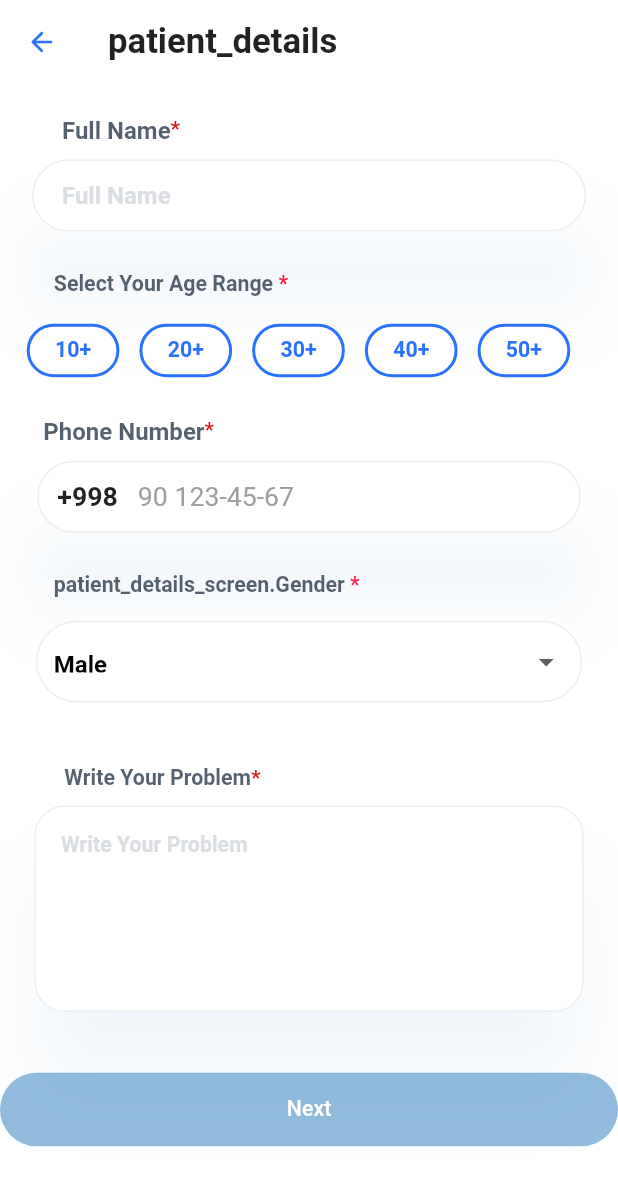
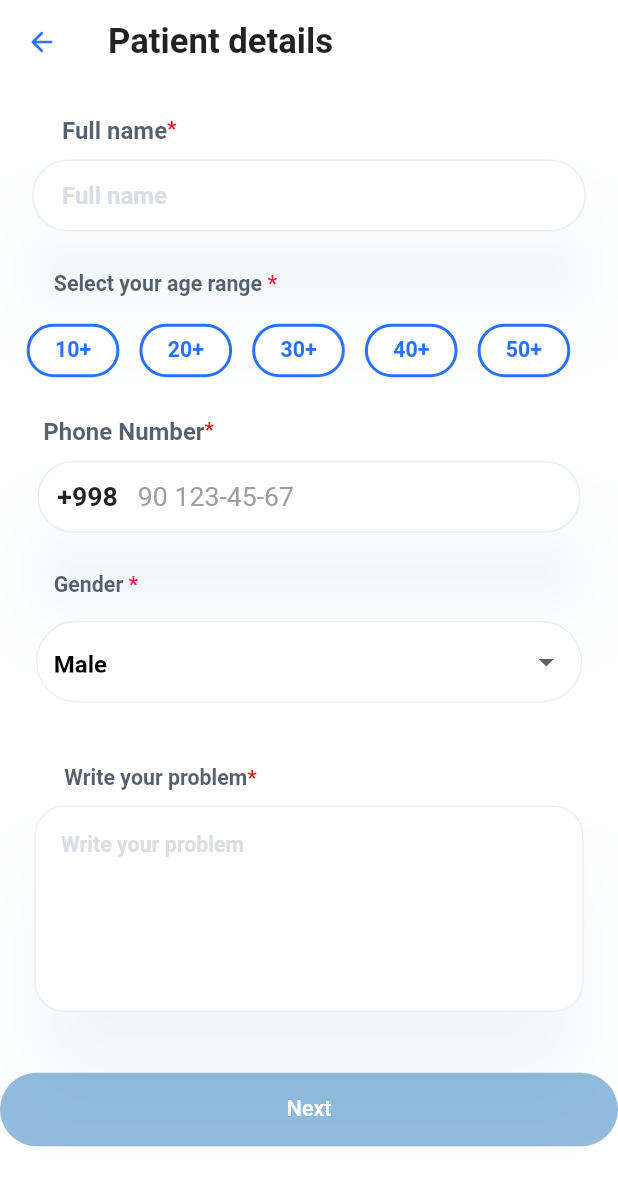
Before and after one commit to Ibrokihimbek/doctor, a Flutter app: the BookingPatientDetails screen opened by its route, on a phone screen of 412 x 824 dp. Shown: the top 1186 px of the screen. Run offline on Flutter 3.47's test engine with Material 2 defaults, Android fonts, the light colour scheme and no system bars; our stand-ins replace adaptive_theme, bloc, cloud_firestore, connectivity_plus, dio, easy_localization and 18 more; missing offline and left inert: animated_snack_bar; accounts and stored records are empty; network calls fail; Roboto replaces fonts that are missing (SourceSansPro); statements that could not run were skipped.

Commit message:
all task done finish

```diff
--- a/lib/ui/book_appointment/sub_screens/patient_details/booking_patient_details.dart
+++ b/lib/ui/book_appointment/sub_screens/patient_details/booking_patient_details.dart
@@ -67,7 +67,7 @@ class _BookingPatientDetailsState extends State<BookingPatientDetails> {
     ];
     return Scaffold(
       appBar: CustomAppBar(
-        title: "patient_details".tr(),
+        title: "Patient details",
         widget: const SizedBox(),
       ),
       body: SingleChildScrollView(
@@ -89,7 +89,7 @@ class _BookingPatientDetailsState extends State<BookingPatientDetails> {
                         Padding(
                           padding: const EdgeInsets.only(right: 14, left: 14).r,
                           child: MyTextField(
-                            text: "full_name",
+                            text: "Full name",
                             onChanged: ((val) {}),
                             controller: _fullNameController,
                             validator: ((val) {
@@ -107,7 +107,7 @@ class _BookingPatientDetailsState extends State<BookingPatientDetails> {
                         SizedBox(
                           height: 30.h,
                         ),
-                        fieldsName("select_your_age_range"),
+                        fieldsName("Select your age range"),
                         SizedBox(
                           height: 60.h,
                           width: MediaQuery.of(context).size.width,
@@ -157,7 +157,7 @@ class _BookingPatientDetailsState extends State<BookingPatientDetails> {
                         Padding(
                           padding: const EdgeInsets.only(right: 14, left: 14),
                           child: ProblemTextField(
-                            text: "write_your_problem",
+                            text: "Write your problem",
                             onChanged: ((val) {}),
                             controller: _problemController,
                             validator: ((val) {
@@ -205,9 +205,7 @@ class _BookingPatientDetailsState extends State<BookingPatientDetails> {
                     SuccessDialog(
                         context: context,
                         imagePath: AppIcons.message,
-                        desc: "Your appointment booking successfully  \n    "
-                            "   completed. Dr. Jenny Wilson will    \n               "
-                            "       Message you soon.");
+                        desc: "Your appointment booking successfully completed. Dr. Jenny Wilson will Message you soon.");
                   }),
                   isSmall: false,
                 ),
@@ -273,7 +271,7 @@ class _BookingPatientDetailsState extends State<BookingPatientDetails> {
           width: 28.w,
         ),
         Text(
-          tr('patient_details_screen.$text'),
+          tr('$text'),
           style: MyTextStyle.sfProSemiBold.copyWith(
               color: MyColors.neutral1.withOpacity(0.8), fontSize: 16.sp),
         ),
--- a/lib/ui/book_appointment/sub_screens/patient_details/widgets/problem_textfield.dart
+++ b/lib/ui/book_appointment/sub_screens/patient_details/widgets/problem_textfield.dart
@@ -36,7 +36,7 @@ class ProblemTextField extends StatelessWidget {
           crossAxisAlignment: CrossAxisAlignment.start,
           children: [
             const SizedBox(width: 20),
-            Text(tr('patient_details_screen.$text'),
+            Text(tr('$text'),
                 style: MyTextStyle.sfProSemiBold.copyWith(
                     color: MyColors.neutral1.withOpacity(0.8),
                     fontSize: 16.sp)),
@@ -65,7 +65,7 @@ class ProblemTextField extends StatelessWidget {
             validator: validator,
             controller: controller,
             decoration: InputDecoration(
-              hintText: tr('patient_details_screen.$text'),
+              hintText: tr('$text'),
               contentPadding: const EdgeInsets.only(left: 20, top: 40).r,
               hintStyle: MyTextStyle.sfProSemiBold
                   .copyWith(color: MyColors.neutral7, fontSize: 16.sp),
--- a/lib/ui/book_appointment/sub_screens/payment/widgets/success_booking_dialog.dart
+++ b/lib/ui/book_appointment/sub_screens/payment/widgets/success_booking_dialog.dart
@@ -30,14 +30,14 @@ void SuccessDialog(
                   height: 20.h,
                 ),
                 Text(
-                  tr('patient_details_screen.successfull',),
+                  'Successfull',
                   style: MyTextStyle.sfProSemiBold
                       .copyWith(color: MyColors.primary, fontSize: 29.sp),
                 ),
                 SizedBox(
                   height: 8.h,
                 ),
-                Text(tr(desc)),
+                Text(desc,textAlign: TextAlign.center,),
                 SizedBox(
                   height: 24.h,
                 ),
--- a/lib/ui/doctors_search/widgets/category_item.dart
+++ b/lib/ui/doctors_search/widgets/category_item.dart
@@ -28,7 +28,7 @@ class _CategoryItemState extends State<CategoryItem> {
         if (state is SpecialitySuccess) {
           List titles = state.specialistModel.map((e) => e.id).toList();
           List titlesName = state.specialistModel.map((e) => e.title).toList();
-          titles.insert(0, "Barchasi");
+          titlesName.insert(0, "Barchasi");
           return SizedBox(
             height: 36.h,
             child: ListView.separated(
@@ -45,7 +45,7 @@ class _CategoryItemState extends State<CategoryItem> {
                   onTap: () {
                     currentTab = titles[index];
 
-                    if (titles[index] == "Barchasi") {
+                    if (titlesName[index] == "Barchasi") {
                       context.read<DoctorsSearchCubit>().fetchDoctorsInfo();
                     } else {
                       context
--- a/lib/ui/tab_box/home/home_screen.dart
+++ b/lib/ui/tab_box/home/home_screen.dart
@@ -52,7 +52,7 @@ class HomeScreen extends StatelessWidget {
                       color: Colors.grey[100]),
                   child: Row(
                     children: [
-                      Text("qidirish"),
+                    const  Text("search",style: TextStyle(color: Colors.grey),),
                       const Spacer(),
                       Icon(
                         Icons.search,
@@ -69,7 +69,7 @@ class HomeScreen extends StatelessWidget {
               child: Row(
                 children: [
                   Text(
-                    'Kategoriyalar',
+                    'All categories',
                     style: MyTextStyle.sfProSemiBold
                         .copyWith(fontSize: 20.sp, fontWeight: FontWeight.w500),
                   ),
--- a/lib/ui/widgets/text_field.dart
+++ b/lib/ui/widgets/text_field.dart
@@ -35,7 +35,7 @@ class MyTextField extends StatelessWidget {
           crossAxisAlignment: CrossAxisAlignment.start,
           children: [
             const SizedBox(width: 20),
-            Text(tr('patient_details_screen.$text'),
+            Text(tr('$text'),
                 style: MyTextStyle.sfProSemiBold.copyWith(
                     color: MyColors.neutral1.withOpacity(0.8), fontSize: 16),),
             Text("*",
@@ -63,7 +63,7 @@ class MyTextField extends StatelessWidget {
             controller: controller,
             keyboardType: textInputType,
             decoration: InputDecoration(
-              hintText: tr('patient_details_screen.$text'),
+              hintText: tr('$text'),
               contentPadding: const EdgeInsets.only(left: 20),
               hintStyle: MyTextStyle.sfProSemiBold
                   .copyWith(color: MyColors.neutral7, fontSize: 16),
--- a/pubspec.yaml
+++ b/pubspec.yaml
@@ -12,6 +12,7 @@ environment:
 
 
 dependencies:
+  expandable_page_view: ^1.0.17
   adaptive_theme: ^3.1.1
   sqflite: ^2.2.3
   cached_network_image: ^3.2.2
```
Also changed, not shown: lib/ui/book_appointment/book_appointment_screen.dart (+10 -10 lines), lib/ui/book_appointment/sub_screens/WidgetAppointment/free_information_widget.dart (+12 -4 lines), lib/ui/book_appointment/sub_screens/WidgetAppointment/morning_and_evening_widget.dart (+6 -4 lines), lib/ui/tab_box/history/history_screen.dart (+20 -37 lines), lib/ui/top_doctors/top_doctors_screen.dart (+5 -8 lines), lib/ui/widgets/doctor_card_item.dart (+21 -14 lines), pubspec.lock.
